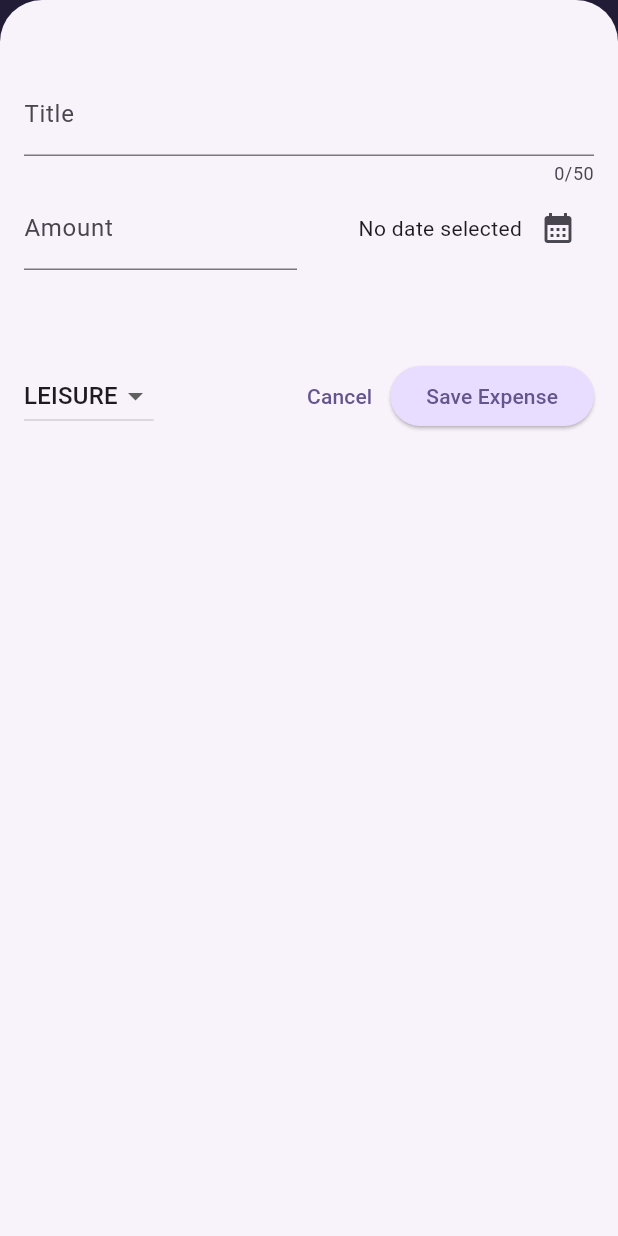
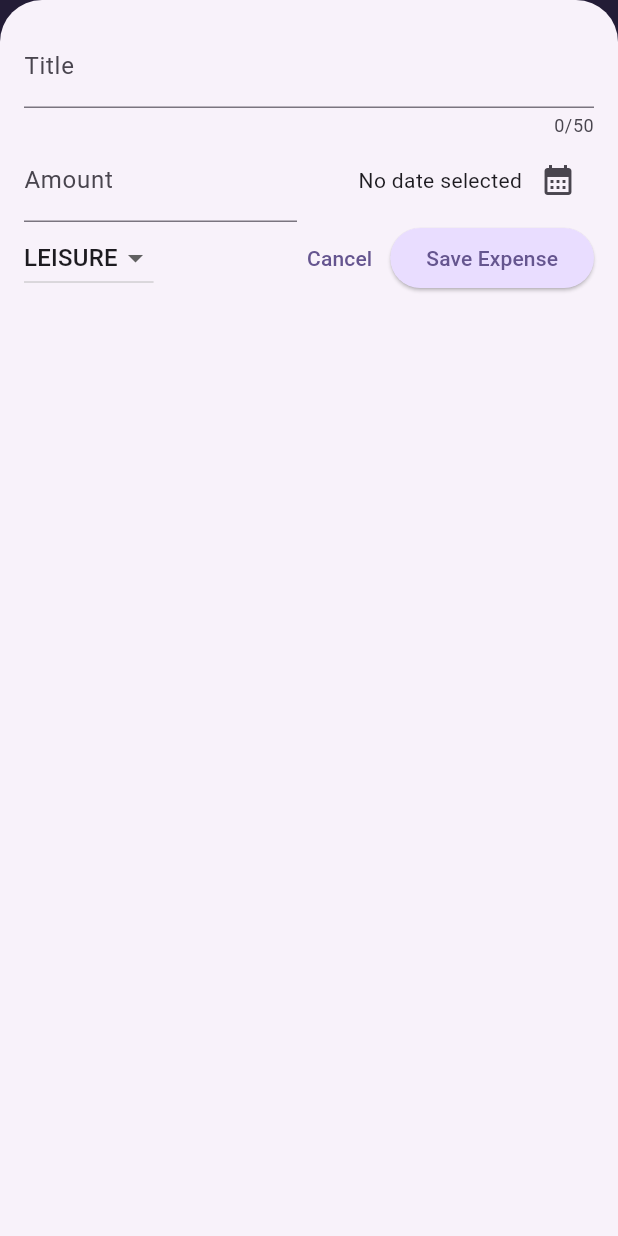
Before and after one commit to iv-kovatchev/flutter-course, a Flutter app: the screen it shows after launch, after a tap on the "add" icon, on a phone screen of 412 x 824 dp. Run offline on Flutter 3.47's test engine with Material 3 defaults, Android fonts, the phone set to English and light mode, and no system bars; our stand-ins replace google_fonts; missing offline and left inert: dart:ffi.

Commit message:
make responsive the app

```diff
--- a/expense_tracker/lib/widgets/expenses.dart
+++ b/expense_tracker/lib/widgets/expenses.dart
@@ -42,6 +42,8 @@ class _ExpensesState extends State<Expenses> {
       isScrollControlled: true,
       context: context,
       builder: (ctx) => NewExpense(_addExpense),
+      constraints: const BoxConstraints(maxWidth: double.infinity),
+      useSafeArea: true,
     );
   }
 
@@ -79,6 +81,8 @@ class _ExpensesState extends State<Expenses> {
 
   @override
   Widget build(BuildContext context) {
+    final width = MediaQuery.of(context).size.width;
+
     Widget mainContent = const Center(
       child: Text('No expenses found. Start adding some!'),
     );
@@ -97,13 +101,25 @@ class _ExpensesState extends State<Expenses> {
           )
         ],
       ),
-        body: Column(
+      body: width < 600
+          ? Column(
               children: [
                 Chart(_registeredExpenses),
                 Expanded(
                   child: mainContent,
                 ),
               ],
-        )));
+            )
+          : Row(
+              children: [
+                Expanded(
+                  child: Chart(_registeredExpenses),
+                ),
+                Expanded(
+                  child: mainContent,
+                ),
+              ],
+            ),
+    ));
   }
 }
--- a/expense_tracker/lib/widgets/new_expense.dart
+++ b/expense_tracker/lib/widgets/new_expense.dart
@@ -1,4 +1,7 @@
+import 'dart:io';
+
 import 'package:expense_tracker/models/expense.dart';
+import 'package:flutter/cupertino.dart';
 import 'package:flutter/material.dart';
 
 class NewExpense extends StatefulWidget {
@@ -42,11 +45,23 @@ class _NewExpenseState extends State<NewExpense> {
     });
   }
 
-  void _submitExpenseData() {
-    final enteredAmount = double.tryParse(_amountController.text);
-    final amountIsInvalid = (enteredAmount == null || enteredAmount <= 0);
-
-    if (_titleController.text.trim().isEmpty || amountIsInvalid) {
+  void _showDialog() {
+    if (Platform.isIOS) {
+      showCupertinoDialog(
+        context: context,
+        builder: (ctx) => CupertinoAlertDialog(
+          title: const Text('Invalid input'),
+          content: const Text(
+              'Please make sure a valid title, amount, date and category was entered.'),
+          actions: [
+            TextButton(
+              onPressed: () => Navigator.pop(ctx),
+              child: const Text('Close'),
+            )
+          ],
+        ),
+      );
+    } else {
       showDialog(
         context: context,
         builder: (ctx) => AlertDialog(
@@ -61,6 +76,16 @@ class _NewExpenseState extends State<NewExpense> {
           ],
         ),
       );
+    }
+  }
+
+  void _submitExpenseData() {
+    final enteredAmount = double.tryParse(_amountController.text);
+    final amountIsInvalid = (enteredAmount == null || enteredAmount <= 0);
+
+    if (_titleController.text.trim().isEmpty || amountIsInvalid) {
+      _showDialog();
+
       return;
     }
 
@@ -85,10 +110,47 @@ class _NewExpenseState extends State<NewExpense> {
 
   @override
   Widget build(BuildContext context) {
-    return Padding(
-      padding: const EdgeInsets.fromLTRB(16, 48, 16, 16),
+    final keyboardSpace = MediaQuery.of(context).viewInsets.bottom;
+    return LayoutBuilder(
+      builder: (ctx, constraints) {
+        final width = constraints.maxWidth;
+
+        return SizedBox(
+          height: double.infinity,
+          child: SingleChildScrollView(
+            child: Padding(
+              padding: EdgeInsets.fromLTRB(16, 16, 16, keyboardSpace + 16),
               child: Column(
                 children: [
+                  if (width >= 600)
+                    Row(
+                      crossAxisAlignment: CrossAxisAlignment.start,
+                      children: [
+                        Expanded(
+                          child: TextField(
+                            controller: _titleController,
+                            maxLength: 50,
+                            decoration: const InputDecoration(
+                              label: Text('Title'),
+                            ),
+                          ),
+                        ),
+                        const SizedBox(
+                          width: 24,
+                        ),
+                        Expanded(
+                          child: TextField(
+                            keyboardType: TextInputType.number,
+                            controller: _amountController,
+                            decoration: const InputDecoration(
+                              prefixText: '\$ ',
+                              labelText: 'Amount',
+                            ),
+                          ),
+                        ),
+                      ],
+                    )
+                  else
                     TextField(
                       controller: _titleController,
                       maxLength: 50,
@@ -96,6 +158,41 @@ class _NewExpenseState extends State<NewExpense> {
                         label: Text('Title'),
                       ),
                     ),
+                  if (width >= 600)
+                    Row(
+                      children: [
+                        DropdownButton(
+                            value: _selectedCategory,
+                            items: Category.values
+                                .map(
+                                  (category) => DropdownMenuItem(
+                                    value: category,
+                                    child: Text(
+                                      category.name.toUpperCase(),
+                                    ),
+                                  ),
+                                )
+                                .toList(),
+                            onChanged: _selectCategory),
+                        const SizedBox(width: 24),
+                        Expanded(
+                          child: Row(
+                            mainAxisAlignment: MainAxisAlignment.end,
+                            crossAxisAlignment: CrossAxisAlignment.center,
+                            children: [
+                              Text(_selectedDate == null
+                                  ? 'No date selected'
+                                  : formatter.format(_selectedDate!)),
+                              IconButton(
+                                onPressed: _presentDatePicker,
+                                icon: const Icon(Icons.calendar_month),
+                              )
+                            ],
+                          ),
+                        ),
+                      ],
+                    )
+                  else
                     Row(
                       children: [
                         Expanded(
@@ -128,9 +225,23 @@ class _NewExpenseState extends State<NewExpense> {
                         ),
                       ],
                     ),
-          const SizedBox(
-            height: 60,
+                  if (width >= 600)
+                    Row(
+                      children: [
+                        const Spacer(),
+                        TextButton(
+                          onPressed: () {
+                            Navigator.pop(context);
+                          },
+                          child: const Text('Cancel'),
                         ),
+                        ElevatedButton(
+                          onPressed: _submitExpenseData,
+                          child: const Text('Save Expense'),
+                        ),
+                      ],
+                    )
+                  else
                     Row(
                       children: [
                         DropdownButton(
@@ -161,6 +272,10 @@ class _NewExpenseState extends State<NewExpense> {
                     )
                 ],
               ),
+            ),
+          ),
+        );
+      },
     );
   }
 }
```
Also changed, not shown: expense_tracker/lib/main.dart (+7 -1 lines). Lines whose indentation alone changed are shown as unchanged.
